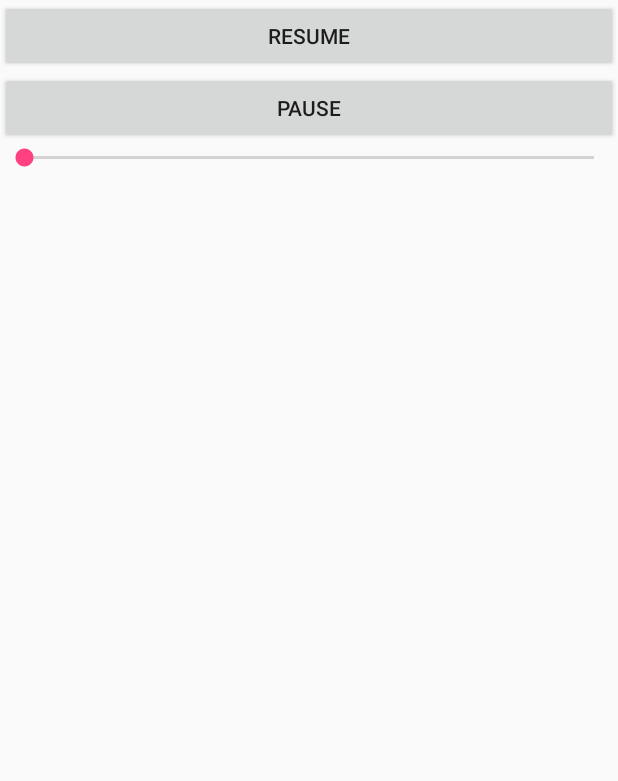
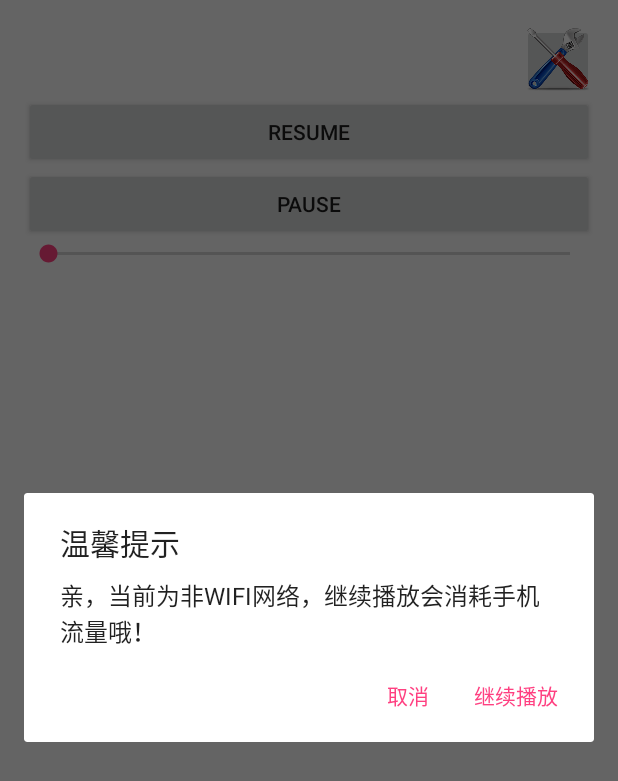
Before and after one commit to guchuanhang/SimpleExoPlayerDemo, an Android app: the screen it shows after launch (WelcomeActivity), after a tap on "RESUME", on a phone screen of 412 x 824 dp. Shown: the top 781 px of the screen. Run offline under Robolectric (Android 15) with nearby library versions, the phone set to English and light mode, and no system bars.

Commit message:
1.add only wifi play；  2.add allow this 4g play .

```diff
--- a/app/build.gradle
+++ b/app/build.gradle
@@ -22,7 +22,8 @@ android {
 dependencies {
     compile fileTree(include: ['*.jar'], dir: 'libs')
     testCompile 'junit:junit:4.12'
+    compile project(':exoplayer library')
     compile 'com.android.support:appcompat-v7:24.0.0'
     compile 'com.google.code.gson:gson:2.7'
-    compile project(':exoplayer library')
+    compile 'com.android.support:support-v4:24.0.0'
 }
--- a/app/src/main/AndroidManifest.xml
+++ b/app/src/main/AndroidManifest.xml
@@ -12,13 +12,15 @@
         android:label="@string/app_name"
         android:supportsRtl="true"
         android:theme="@style/AppTheme">
-        <service android:name=".player.PlayService"></service>
-        <activity android:name=".player.WelcomeActivity">
+        <service android:name="com.hang.exoplayer.PlayService"></service>
+
+        <activity android:name="com.hang.exoplayer.WelcomeActivity">
             <intent-filter>
                 <action android:name="android.intent.action.MAIN" />
                 <category android:name="android.intent.category.LAUNCHER" />
             </intent-filter>
         </activity>
+        <activity android:name="com.hang.exoplayer.SettingActivity"></activity>
     </application>
 
 </manifest>
--- a/app/src/main/java/com/google/android/exoplayer/demo/player/ExoApplication.java
+++ b/app/src/main/java/com/google/android/exoplayer/demo/player/ExoApplication.java
@@ -1,6 +1,8 @@
 package com.google.android.exoplayer.demo.player;
 
 import android.app.Application;
+
+import com.hang.exoplayer.bean.Util;
 
 /**
  * Created by Chuanhang.Gu on 2016/9/18.
@@ -12,6 +14,7 @@ public class ExoApplication extends Application {
     public void onCreate() {
         super.onCreate();
         this.exoApplication = this;
+        Util.forbidNext4GPlay();
     }
 
     public static ExoApplication getApplication() {
--- /dev/null
+++ b/app/src/main/java/com/hang/exoplayer/NetInfoFragment.java
@@ -0,0 +1,49 @@
+package com.hang.exoplayer;
+
+import android.app.AlertDialog;
+import android.app.Dialog;
+import android.content.DialogInterface;
+import android.content.Intent;
+import android.os.Bundle;
+import android.support.annotation.NonNull;
+import android.support.v4.app.DialogFragment;
+
+import com.hang.exoplayer.bean.Util;
+
+import java.util.Arrays;
+import java.util.List;
+
+public class NetInfoFragment extends DialogFragment {
+    public NetInfoFragment() {
+        // Required empty public constructor
+    }
+
+    public static NetInfoFragment newInstance(Bundle bundle) {
+        NetInfoFragment fragment = new NetInfoFragment();
+        fragment.setArguments(bundle);
+        return fragment;
+    }
+
+    @NonNull
+    @Override
+    public Dialog onCreateDialog(Bundle savedInstanceState) {
+        final Bundle bundle = getArguments();
+        AlertDialog.Builder builder = new AlertDialog.Builder(getActivity());
+        builder.setTitle("温馨提示");
+        builder.setMessage("亲，当前为非WIFI网络，继续播放会消耗手机流量哦！");
+        builder.setPositiveButton("继续播放", new DialogInterface.OnClickListener() {
+            @Override
+            public void onClick(DialogInterface dialogInterface, int i) {
+                Util.allowThis4GPlay();
+                Intent intent = new Intent(getActivity(), PlayService.class);
+                intent.putExtras(bundle);
+                getActivity().startService(intent);
+//                List<String> playingAddressList = Arrays.asList(new String[]{WelcomeActivity.muzhiLive});
+//                PlayService.loadMedia(getActivity(), playingAddressList, 0);
+            }
+        });
+        builder.setNegativeButton("取消", null);
+
+        return builder.create();
+    }
+}
--- a/app/src/main/java/com/google/android/exoplayer/demo/player/PlayService.java
+++ b/app/src/main/java/com/hang/exoplayer/PlayService.java
@@ -13,7 +13,7 @@
  * See the License for the specific language governing permissions and
  * limitations under the License.
  */
-package com.google.android.exoplayer.demo.player;
+package com.hang.exoplayer;
 
 import android.app.Notification;
 import android.app.NotificationManager;
@@ -24,12 +24,14 @@ import android.content.Context;
 import android.content.Intent;
 import android.content.IntentFilter;
 import android.media.AudioManager;
+import android.os.Bundle;
 import android.os.Handler;
 import android.os.HandlerThread;
 import android.os.IBinder;
 import android.os.Looper;
 import android.os.Message;
 import android.support.annotation.Nullable;
+import android.support.v4.app.FragmentActivity;
 import android.support.v4.app.NotificationCompat;
 import android.support.v4.content.LocalBroadcastManager;
 import android.util.Log;
@@ -38,22 +40,18 @@ import android.widget.Toast;
 
 import com.google.android.exoplayer.demo.R;
 import com.google.android.exoplayer.demo.Samples;
+import com.google.android.exoplayer.demo.player.SimplePlayer;
 import com.google.android.exoplayer.util.Util;
 
 import java.util.ArrayList;
+import java.util.List;
 
 /**
  * An activity for selecting from a number of samples.
  */
 public class PlayService extends Service {
-    @Nullable
-    @Override
-    public IBinder onBind(Intent intent) {
-        return null;
-    }
-
     public static final String KEY_LIST = "play list";
-    public static final String KEY_POS = "play postion";
+    public static final String KEY_POS = "play position";
     public static final String ACTION_PLAY = "action type";
     public static final int KEY_PLAY_PAUSE = 0;
     public static final int KEY_LOAD = 1;
@@ -72,6 +70,34 @@ public class PlayService extends Service {
     public static final String REQUEST_CODE = "1111";
     public static final int PAUSE = 2;
     public static final int NOTIFICATION_ID = 123;
+
+    @Nullable
+    @Override
+    public IBinder onBind(Intent intent) {
+        return null;
+    }
+
+    public static void loadMedia(Context packageContext, List<String> playingAddress, int position) {
+        boolean isNativeAudio = (playingAddress != null && playingAddress.size() > 0) ? playingAddress.get(0).startsWith("file:") : false;
+        Intent intent = new Intent(packageContext, PlayService.class);
+        intent.putExtra(PlayService.ACTION_PLAY, PlayService.KEY_LOAD);
+        ArrayList<String> playingAddresses = new ArrayList<>(playingAddress);
+        intent.putExtra(PlayService.KEY_LIST, playingAddresses);
+        intent.putExtra(PlayService.KEY_POS, position);
+        if (isNativeAudio || com.hang.exoplayer.bean.Util.canPlay()) {
+            packageContext.startService(intent);
+        } else {
+            Bundle bundle = intent.getExtras();
+            if (packageContext instanceof FragmentActivity) {
+                NetInfoFragment netInfoFragment = NetInfoFragment.newInstance(bundle);
+                netInfoFragment.show(((FragmentActivity) packageContext).getSupportFragmentManager(),
+                        "netInfo");
+            } else {
+                throw new RuntimeException("loadMedia Activity must be FragmentActivity");
+            }
+        }
+
+    }
 
     @Override
     public void onCreate() {
@@ -145,7 +171,9 @@ public class PlayService extends Service {
     private void play() {
         Message message = playHandler.obtainMessage();
         message.what = 1;
-        Samples.Sample sample = new Samples.Sample("", playAddresses.get(mCurrentPosition), Util.TYPE_OTHER);
+//        Samples.Sample sample = new Samples.Sample("", playAddresses.get(mCurrentPosition), Util.TYPE_OTHER);
+        Samples.Sample sample = new Samples.Sample("", playAddresses.get(mCurrentPosition), Util.TYPE_HLS);
+
         message.obj = sample;
         message.sendToTarget();
         requestFocus();
@@ -264,4 +292,5 @@ public class PlayService extends Service {
         LocalBroadcastManager.getInstance(this).unregisterReceiver(playStatusReceiver);
         super.onDestroy();
     }
+
 }
--- a/app/src/main/java/com/google/android/exoplayer/demo/player/WelcomeActivity.java
+++ b/app/src/main/java/com/hang/exoplayer/WelcomeActivity.java
@@ -13,7 +13,7 @@
  * See the License for the specific language governing permissions and
  * limitations under the License.
  */
-package com.google.android.exoplayer.demo.player;
+package com.hang.exoplayer;
 
 import android.app.Activity;
 import android.content.BroadcastReceiver;
@@ -23,22 +23,20 @@ import android.content.IntentFilter;
 import android.net.Uri;
 import android.os.Bundle;
 import android.os.Environment;
+import android.support.v4.app.FragmentActivity;
 import android.support.v4.content.LocalBroadcastManager;
 import android.view.View;
-import android.widget.Button;
 import android.widget.ImageView;
-import android.widget.LinearLayout;
 import android.widget.SeekBar;
 import android.widget.TextView;
 
 import com.google.android.exoplayer.demo.R;
-import com.google.android.exoplayer.demo.Samples;
-import com.google.android.exoplayer.util.Util;
+import com.google.android.exoplayer.demo.player.SimplePlayer;
 
 import java.io.File;
-import java.util.ArrayList;
 import java.util.Arrays;
 import java.util.LinkedList;
+import java.util.List;
 import java.util.Queue;
 import java.util.Timer;
 import java.util.TimerTask;
@@ -46,9 +44,14 @@ import java.util.TimerTask;
 /**
  * An activity for selecting from a number of samples.
  */
-public class WelcomeActivity extends Activity implements View.OnClickListener,
+public class WelcomeActivity extends FragmentActivity implements View.OnClickListener,
         SeekBar.OnSeekBarChangeListener {
     public static final String TAG = "Welcome";
+    //not play
+    public static String muzhiReview = "http://ts1.ijntv.cn/jnxwpl/sd/1474653600000,1800000.m3u8?_upt=1035157f1474862986";
+    public static String muzhiLive = "http://living.muzhifm.com/muzhifm/jnxw1066.m3u8?auth_key=1480301650-0-0-f92ad1bc8b31d09ff37249205d7dbd59";
+    public static final String URL_AUDIO = "http://vfile.dingdongfm.com/2015/1450/2617/4979/145026174979.ssm/145026174979.m3u8";
+    //        public static final String URL_AUDIO = "http://vfile.dingdongfm.com/2016/1473/4999/6792/147349996792.ssm/147349996792.m3u8";
     String playAddress0 = "file://" + Environment.getExternalStorageDirectory() + File.separator + "test.aac";
     String playAddress = "file://" + Environment.getExternalStorageDirectory() + File.separator + "test.mp3";
     Queue<String> playAddresses = new LinkedList<>(Arrays.asList(new String[]{playAddress}));
@@ -61,13 +64,16 @@ public class WelcomeActivity extends Activity implements View.OnClickListener,
     @Override
     public void onClick(View v) {
         switch (v.getId()) {
+            case R.id.ibtn_setting: {
+                startActivity(new Intent(WelcomeActivity.this, SettingActivity.class));
+                break;
+            }
             case R.id.btn_resume: {
-                Intent intent = new Intent(WelcomeActivity.this, PlayService.class);
-                intent.putExtra(PlayService.ACTION_PLAY, PlayService.KEY_LOAD);
-                ArrayList<String> playingAddresses = new ArrayList<>(Arrays.asList(playAddress0, playAddress));
-                intent.putExtra(PlayService.KEY_LIST, playingAddresses);
-                intent.putExtra(PlayService.KEY_POS, 0);
-                startService(intent);
+//                String muzhiLive=
+//                        "http://living.muzhifm.com/muzhifm/jnxw1066.m3u8?auth_key=1480301650-0-0-f92ad1bc8b31d09ff37249205d7dbd59";
+                String nativeM3U8 = "file://" + Environment.getExternalStorageDirectory() + File.separator + "test.m3u8";
+                List<String> playingAddressList = Arrays.asList(new String[]{muzhiLive});
+                PlayService.loadMedia(this, playingAddressList, 0);
                 break;
             }
             case R.id.btn_pause: {
@@ -83,43 +89,22 @@ public class WelcomeActivity extends Activity implements View.OnClickListener,
     SeekBar seekBar;
     PlayStatusReceiver playStatusReceiver;
     TextView playingUrlView;
+    ImageView playStatusView;
 
     @Override
     public void onCreate(Bundle savedInstanceState) {
         super.onCreate(savedInstanceState);
-        LinearLayout outLayout = new LinearLayout(this);
-        outLayout.setOrientation(LinearLayout.VERTICAL);
-        setContentView(outLayout);
-        Button resumeButton = new Button(this);
-        resumeButton.setText("Resume");
-        resumeButton.setId(R.id.btn_resume);
-        outLayout.addView(resumeButton);
-        resumeButton.setOnClickListener(this);
-        Button pauseButton = new Button(this);
-        pauseButton.setText("Pause");
-        outLayout.addView(pauseButton);
-        pauseButton.setId(R.id.btn_pause);
-        pauseButton.setOnClickListener(this);
-
-        seekBar = new SeekBar(this);
-        outLayout.addView(seekBar);
+        setContentView(R.layout.activity_welcome);
+        findViewById(R.id.ibtn_setting).setOnClickListener(this);
+        findViewById(R.id.btn_resume).setOnClickListener(this);
+        findViewById(R.id.btn_pause).setOnClickListener(this);
+        seekBar = (SeekBar) findViewById(R.id.seekbar);
         seekBar.setOnSeekBarChangeListener(this);
-
-        playStatusView = new ImageView(this);
-        playStatusView.setImageResource(R.mipmap.ic_launcher);
-        outLayout.addView(playStatusView);
-        playingUrlView = new TextView(this);
-        outLayout.addView(playingUrlView);
-
+        playStatusView = (ImageView) findViewById(R.id.iv_status);
+        playingUrlView = (TextView) findViewById(R.id.tv_address);
         playStatusReceiver = new PlayStatusReceiver();
-//        //TODO
-//        SimplePlayer simplePlayer = SimplePlayer.getInstance();
-//        Samples.Sample sample = new Samples.Sample("", "file:///storage/emulated/0/test.aac", Util.TYPE_OTHER);
-//        simplePlayer.play(sample);
 
     }
-
-    ImageView playStatusView;
 
 
     class PlayStatusReceiver extends BroadcastReceiver {
--- a/app/src/main/java/com/google/android/exoplayer/demo/com/google/android/exoplayer/bean/MediaBean.java
+++ b/app/src/main/java/com/hang/exoplayer/bean/MediaBean.java
@@ -1,4 +1,4 @@
-package com.google.android.exoplayer.demo.com.google.android.exoplayer.bean;
+package com.hang.exoplayer.bean;
 
 import android.os.Parcel;
 import android.os.Parcelable;
--- a/app/src/main/java/com/google/android/exoplayer/demo/com/google/android/exoplayer/bean/MediaField.java
+++ b/app/src/main/java/com/hang/exoplayer/bean/MediaField.java
@@ -1,4 +1,4 @@
-package com.google.android.exoplayer.demo.com.google.android.exoplayer.bean;
+package com.hang.exoplayer.bean;
 
 /**
  * 电台表
--- a/app/src/main/java/com/google/android/exoplayer/demo/com/google/android/exoplayer/bean/QueryLiveProgramList.java
+++ b/app/src/main/java/com/hang/exoplayer/bean/QueryLiveProgramList.java
@@ -1,8 +1,8 @@
 //: reusing/CADSystem.java
 // Ensuring proper cleanup.
-package com.google.android.exoplayer.demo.com.google.android.exoplayer.bean;
+package com.hang.exoplayer.bean;
 
-import com.google.android.exoplayer.demo.player.WelcomeActivity;
+import com.hang.exoplayer.WelcomeActivity;
 import com.google.gson.Gson;
 import com.google.gson.JsonArray;
 import com.google.gson.JsonObject;
--- a/app/src/main/java/com/google/android/exoplayer/demo/com/google/android/exoplayer/bean/ResponseBean.java
+++ b/app/src/main/java/com/hang/exoplayer/bean/ResponseBean.java
@@ -1,4 +1,4 @@
-package com.google.android.exoplayer.demo.com.google.android.exoplayer.bean;
+package com.hang.exoplayer.bean;
 
 import com.google.gson.JsonObject;
 import com.google.gson.annotations.SerializedName;
--- /dev/null
+++ b/app/src/main/java/com/hang/exoplayer/bean/Util.java
@@ -0,0 +1,59 @@
+package com.hang.exoplayer.bean;
+
+import android.content.Context;
+import android.content.SharedPreferences;
+import android.net.ConnectivityManager;
+import android.net.NetworkInfo;
+import android.preference.PreferenceManager;
+
+import com.google.android.exoplayer.demo.player.ExoApplication;
+import com.hang.exoplayer.SettingActivity;
+
+/**
+ * Created by Chuanhang.Gu on 2016/9/27.
+ */
+public class Util {
+    public static final String ALLOW_MOBILE_PLAY = "allow mobile play this time";
+
+    public static void allowThis4GPlay() {
+        SharedPreferences preferences = PreferenceManager.getDefaultSharedPreferences(ExoApplication.getApplication());
+        SharedPreferences.Editor editor = preferences.edit();
+        editor.putBoolean(ALLOW_MOBILE_PLAY, true);
+        editor.commit();
+    }
+
+    public static void forbidNext4GPlay() {
+        SharedPreferences preferences = PreferenceManager.getDefaultSharedPreferences(ExoApplication.getApplication());
+        SharedPreferences.Editor editor = preferences.edit();
+        editor.remove(ALLOW_MOBILE_PLAY);
+        editor.commit();
+    }
+
+    private static boolean onlyWifi() {
+        SharedPreferences preferences = PreferenceManager.getDefaultSharedPreferences(ExoApplication.getApplication());
+        return preferences.getBoolean(SettingActivity.KEY_ONLY_WIFI, true);
+    }
+
+    private static boolean isAllowThis4GPlay() {
+        SharedPreferences preferences = PreferenceManager.getDefaultSharedPreferences(ExoApplication.getApplication());
+        return preferences.getBoolean(ALLOW_MOBILE_PLAY, false);
+    }
+
+    public static boolean canPlay() {
+        return !onlyWifi() || isAllowThis4GPlay();
+    }
+
+    //ConnectivityManager.TYPE_MOBILE 进行对比处理
+    //-1 not net available
+    public static int getNetType() {
+        ConnectivityManager manager = (ConnectivityManager) ExoApplication.getApplication().getSystemService(Context.CONNECTIVITY_SERVICE);
+        if (manager != null) {
+            NetworkInfo networkInfo = manager.getActiveNetworkInfo();
+            if (networkInfo != null) {
+                return networkInfo.getType();
+            }
+
+        }
+        return -1;
+    }
+}
--- /dev/null
+++ b/app/src/main/res/layout/activity_welcome.xml
@@ -0,0 +1,51 @@
+<?xml version="1.0" encoding="utf-8"?>
+<RelativeLayout xmlns:android="http://schemas.android.com/apk/res/android"
+    xmlns:tools="http://schemas.android.com/tools"
+    android:layout_width="match_parent"
+    android:layout_height="match_parent"
+    android:paddingBottom="@dimen/activity_vertical_margin"
+    android:paddingLeft="@dimen/activity_horizontal_margin"
+    android:paddingRight="@dimen/activity_horizontal_margin"
+    android:paddingTop="@dimen/activity_vertical_margin"
+    tools:context="com.hang.exoplayer.SettingActivity">
+
+    <ImageButton
+        android:id="@+id/ibtn_setting"
+        android:layout_width="48dp"
+        android:layout_height="48dp"
+        android:layout_alignParentRight="true"
+        android:src="@drawable/ic_setting" />
+
+    <Button
+        android:id="@+id/btn_resume"
+        android:layout_width="match_parent"
+        android:layout_height="wrap_content"
+        android:layout_below="@id/ibtn_setting"
+        android:text="Resume" />
+
+    <Button
+        android:id="@+id/btn_pause"
+        android:layout_width="match_parent"
+        android:layout_height="wrap_content"
+        android:layout_below="@id/btn_resume"
+        android:text="Pause" />
+
+    <SeekBar
+        android:id="@+id/seekbar"
+        android:layout_width="match_parent"
+        android:layout_height="wrap_content"
+        android:layout_below="@id/btn_pause" />
+
+    <ImageView
+        android:id="@+id/iv_status"
+        android:layout_width="wrap_content"
+        android:layout_height="wrap_content"
+        android:layout_below="@id/seekbar"
+        android:src="@mipmap/ic_launcher" />
+
+    <TextView
+        android:id="@+id/tv_address"
+        android:layout_width="match_parent"
+        android:layout_height="wrap_content"
+        android:layout_below="@id/iv_status" />
+</RelativeLayout>
--- a/app/src/main/res/values/ids.xml
+++ b/app/src/main/res/values/ids.xml
@@ -1,5 +1,3 @@
 <?xml version="1.0" encoding="utf-8"?>
 <resources>
-    <item name="btn_resume" type="id"></item>
-    <item name="btn_pause" type="id"></item>
 </resources>
--- a/app/src/main/res/values/strings.xml
+++ b/app/src/main/res/values/strings.xml
@@ -33,4 +33,7 @@
     <string name="error_instantiating_decoder">Unable to instantiate decoder <xliff:g id="decoder_name">%1$s</xliff:g></string>
 
     <string name="storage_permission_denied">Permission to access storage was denied</string>
+
+    <!-- TODO: Remove or change this placeholder text -->
+    <string name="hello_blank_fragment">Hello blank fragment</string>
 </resources>
```
Also changed, not shown: app/src/main/java/com/google/android/exoplayer/demo/MainActivity.java (deleted, +0 -13 lines), app/src/main/java/com/hang/exoplayer/SettingActivity.java (added, +38 -0 lines), app/src/main/java/com/hang/exoplayer/SimpleActivity.java (renamed from app/src/main/java/com/google/android/exoplayer/demo/player/MainActivity.java, +8 -3 lines), app/src/main/res/layout/activity_setting.xml (renamed from app/src/main/res/layout/activity_main.xml, +10 -2 lines), app/src/main/res/layout/fragment_net_info.xml (added, +13 -0 lines), app/src/main/res/drawable-xxhdpi/ic_setting.png (added).
